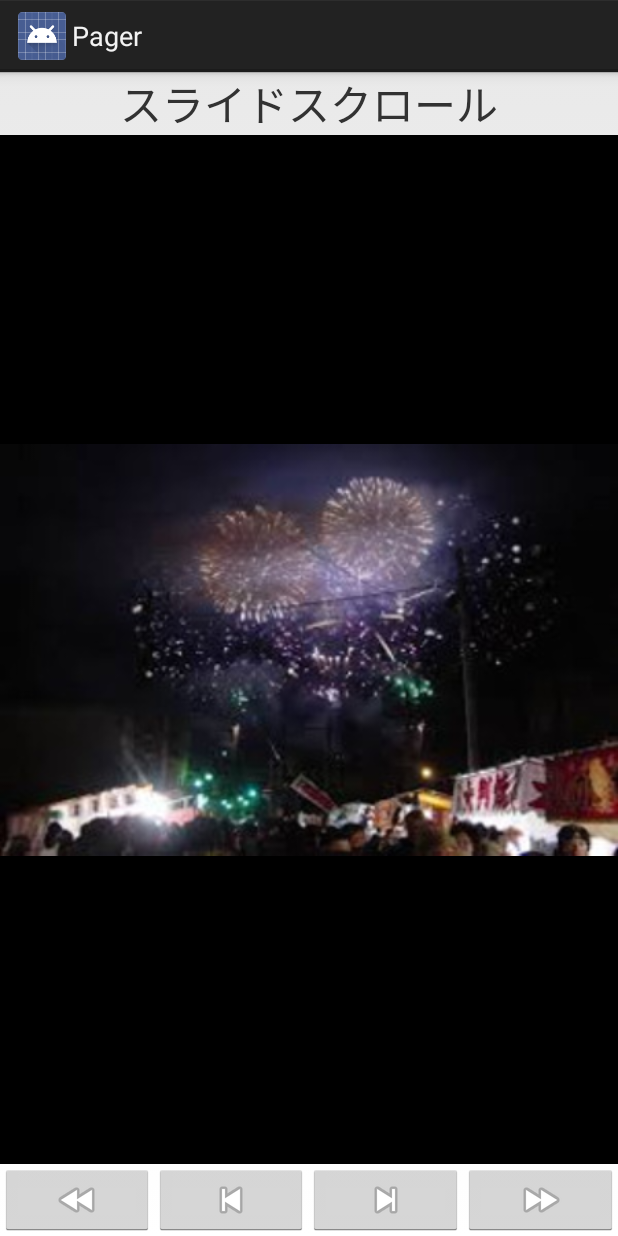
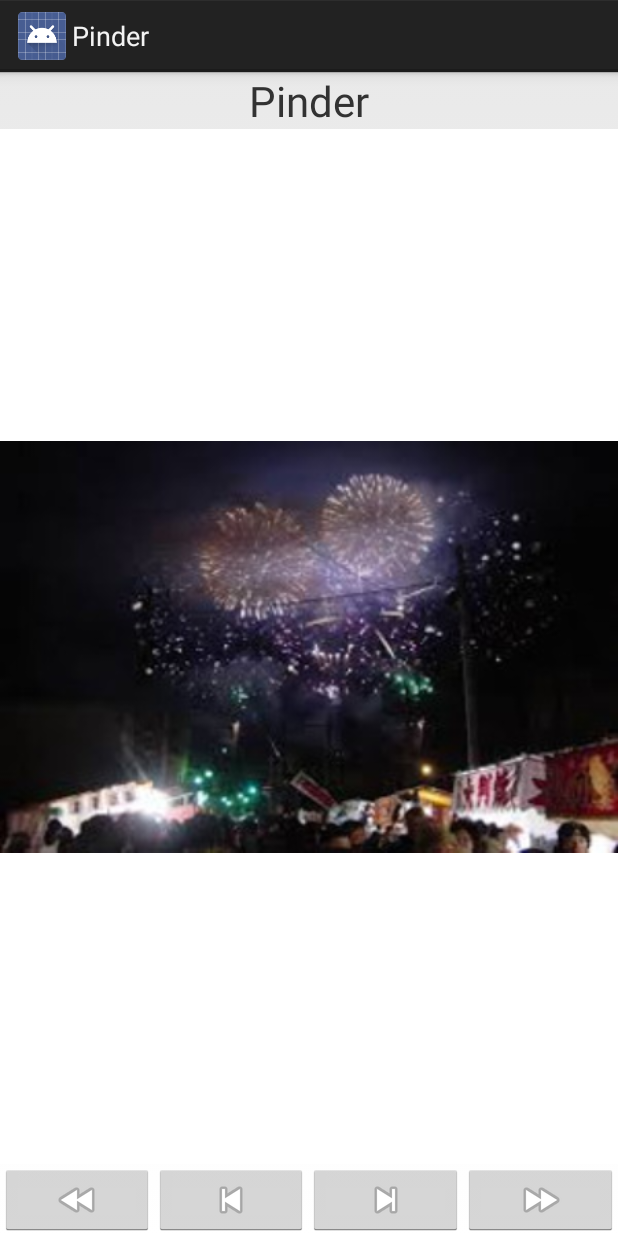
Before and after one commit to toyo77/pinder, an Android app: the screen it shows after launch (PagerActivity), on a phone screen of 412 x 824 dp. Run offline under Robolectric (Android 15) with nearby library versions, the phone set to English and light mode, and no system bars.

Commit message:
タイトル変更

```diff
--- a/app/src/main/java/com/example/x220/pager/CustomPagerAdapter.java
+++ b/app/src/main/java/com/example/x220/pager/CustomPagerAdapter.java
@@ -25,7 +25,7 @@ public class CustomPagerAdapter extends PagerAdapter {
     public Object instantiateItem(ViewGroup container, int position) {
         LinearLayout layout = (LinearLayout) _inflater.inflate(R.layout.page, null);
         int brt = 255*position/N;
-        layout.setBackgroundColor(Color.rgb(brt,brt,brt));//適当に色をセット(しなくていい)
+        layout.setBackgroundColor(Color.rgb(255,255,255));//適当に色をセット(しなくていい)
         ImageView img = (ImageView) layout.findViewById(R.id.img_scroll);
         int rsrc[] = { R.drawable.img00, R.drawable.img01, R.drawable.img02, R.drawable.img03, R.drawable.img04 };
         img.setImageResource(rsrc[position]);
--- a/app/src/main/java/com/example/x220/pager/PagerActivity.java
+++ b/app/src/main/java/com/example/x220/pager/PagerActivity.java
@@ -9,7 +9,6 @@ import android.view.View.OnClickListener;
 
 import java.util.ArrayList;
 
-import com.example.x220.pager.R;
 import android.support.v4.view.PagerAdapter;
 import android.support.v4.view.ViewPager;
 import android.widget.ImageButton;
--- a/app/src/main/res/layout/main.xml
+++ b/app/src/main/res/layout/main.xml
@@ -8,7 +8,7 @@
         android:layout_width="wrap_content"
         android:layout_height="wrap_content"
         android:layout_gravity="center"
-        android:text="スライドスクロール"
+        android:text="Pinder"
         android:textSize="28sp" />
 
     <android.support.v4.view.ViewPager
--- a/app/src/main/res/values/strings.xml
+++ b/app/src/main/res/values/strings.xml
@@ -1,7 +1,7 @@
 <?xml version="1.0" encoding="utf-8"?>
 <resources>
 
-    <string name="app_name">Pager</string>
+    <string name="app_name">Pinder</string>
     <string name="hello_world">Hello world!</string>
     <string name="action_settings">Settings</string>
 
```
Also changed, not shown: 2 other files.
